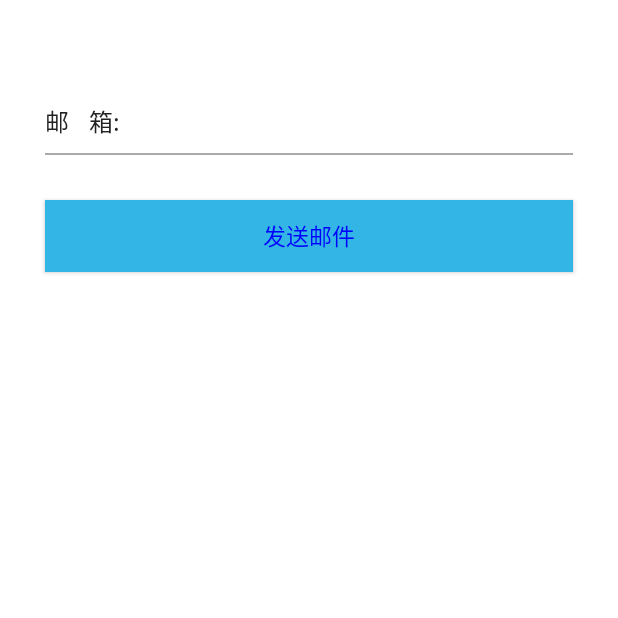
After one commit to yotta15/sleep-partner, an Android app: the UpdateUserActivity screen opened directly, with no data from a screen before it, on a phone screen of 412 x 824 dp, the top half of it. The commit adds this screen. Run offline under Robolectric (Android 15) with nearby library versions, the phone set to English and light mode, and no system bars; libraries missing offline, so code that uses them is left out: cn.bmob.v3, cn.smssdk; 1 statement that could not run was skipped.

Commit message:
using email to reset password

```diff
--- /dev/null
+++ b/app/src/main/java/com/example/gzy/test3/activity/UpdateUserActivity.java
@@ -0,0 +1,108 @@
+package com.example.gzy.test3.activity;
+
+import android.app.Activity;
+import android.os.Bundle;
+import android.os.Handler;
+import android.os.Message;
+import android.support.annotation.Nullable;
+import android.support.v7.app.AppCompatActivity;
+import android.text.TextUtils;
+import android.util.Log;
+import android.view.View;
+import android.widget.Button;
+import android.widget.EditText;
+import android.widget.Toast;
+
+import com.example.gzy.test3.R;
+import com.example.gzy.test3.fragment.IRegisterOneView;
+import com.example.gzy.test3.model.UserModel;
+import com.example.gzy.test3.presenter.LoginPresenterImpl;
+import com.example.gzy.test3.presenter.RegisterPresenterImpl;
+import com.example.gzy.test3.presenter.UpdateUserPresenter;
+
+import org.json.JSONObject;
+
+import java.text.SimpleDateFormat;
+import java.util.List;
+import java.util.regex.Matcher;
+import java.util.regex.Pattern;
+
+import cn.bmob.v3.Bmob;
+import cn.bmob.v3.BmobQuery;
+import cn.bmob.v3.BmobSMS;
+import cn.bmob.v3.BmobUser;
+import cn.bmob.v3.exception.BmobException;
+import cn.bmob.v3.listener.FindListener;
+import cn.bmob.v3.listener.QueryListener;
+import cn.bmob.v3.listener.UpdateListener;
+import cn.smssdk.EventHandler;
+import cn.smssdk.SMSSDK;
+
+import static cn.bmob.v3.Bmob.getApplicationContext;
+
+/**
+ * created by gzy on 2018/11/15.
+ * Describle;
+ */
+public class UpdateUserActivity extends AppCompatActivity implements View.OnClickListener {
+    private EditText mEmail;
+    private Button btnSendEmail;
+
+    @Override
+    protected void onCreate(@Nullable Bundle savedInstanceState) {
+        super.onCreate(savedInstanceState);
+        setContentView(R.layout.update_pwd);
+        mEmail = (EditText) findViewById(R.id.email);
+        btnSendEmail = (Button) findViewById(R.id.sendEmail);
+        btnSendEmail.setOnClickListener(this);
+        //第一：默认初始化
+        Bmob.initialize(this, "5a5dcb5264e14c4fa9886e8511707ac0");
+
+
+    }
+
+    @Override
+    public void onClick(View view) {
+        switch (view.getId()) {
+            case R.id.sendEmail:
+                if ("".equals(mEmail.getText().toString())) {
+                    Toast.makeText(UpdateUserActivity.this, "请填入邮箱", Toast.LENGTH_LONG).show();
+
+                } else {
+                    if (isEmail(mEmail.getText().toString())) {
+                        UpdatePassword(mEmail.getText().toString().trim());
+                    } else {
+                        Toast.makeText(UpdateUserActivity.this, "请输入正确邮箱", Toast.LENGTH_LONG).show();
+                    }
+                }
+                break;
+
+        }
+    }
+
+    public static boolean isEmail(String strEmail) {
+        String strPattern = "^[a-zA-Z0-9][\\w\\.-]*[a-zA-Z0-9]@[a-zA-Z0-9][\\w\\.-]*[a-zA-Z0-9]\\.[a-zA-Z][a-zA-Z\\.]*[a-zA-Z]$";
+        if (TextUtils.isEmpty(strPattern)) {
+            return false;
+        } else {
+            return strEmail.matches(strPattern);
+        }
+    }
+
+    public void UpdatePassword(String email) {
+//        final String email = "1142524038@qq.com";
+        BmobUser.resetPasswordByEmail(email, new UpdateListener() {
+
+            @Override
+            public void done(BmobException e) {
+                if (e == null) {
+                    //Log.e("flag",password+"success");
+                    Toast.makeText(UpdateUserActivity.this, "success", Toast.LENGTH_LONG).show();
+                } else {
+                    Toast.makeText(UpdateUserActivity.this, e.getMessage(), Toast.LENGTH_LONG).show();
+                }
+            }
+        });
+    }
+
+}
--- a/app/src/main/java/com/example/gzy/test3/presenter/ILoginPresenter.java
+++ b/app/src/main/java/com/example/gzy/test3/presenter/ILoginPresenter.java
@@ -3,5 +3,4 @@ package com.example.gzy.test3.presenter;
 public interface ILoginPresenter {
 
     void doLogin(String phone,String passwd);
-    void doRegister();
 }
--- a/app/src/main/java/com/example/gzy/test3/presenter/LoginPresenterImpl.java
+++ b/app/src/main/java/com/example/gzy/test3/presenter/LoginPresenterImpl.java
@@ -21,6 +21,7 @@ import cn.bmob.v3.BmobUser;
 import cn.bmob.v3.exception.BmobException;
 import cn.bmob.v3.listener.FindListener;
 import cn.bmob.v3.listener.SaveListener;
+import cn.bmob.v3.listener.UpdateListener;
 
 import static android.content.Context.MODE_PRIVATE;
 import static cn.bmob.v3.Bmob.getApplicationContext;
@@ -86,10 +87,5 @@ public class LoginPresenterImpl implements ILoginPresenter {
     }
 
 
-    @Override
-    public void doRegister() {
-//        Intent intent = new Intent(LoginActivity.this, RegisterActivity.class);
-//        Toast.makeText(LoginActivity.this, "注册", Toast.LENGTH_SHORT).show();
 
-    }
 }
--- a/app/src/main/java/com/example/gzy/test3/presenter/RegisterPresenterImpl.java
+++ b/app/src/main/java/com/example/gzy/test3/presenter/RegisterPresenterImpl.java
@@ -97,4 +97,6 @@ public class RegisterPresenterImpl implements IRegisterPresenter {
         });
     }
 
+
+
 }
--- a/app/src/main/res/layout/register_info.xml
+++ b/app/src/main/res/layout/register_info.xml
@@ -2,6 +2,7 @@
 <LinearLayout xmlns:android="http://schemas.android.com/apk/res/android"
     android:layout_width="match_parent"
     android:layout_height="match_parent"
+    android:background="@color/white"
     android:orientation="vertical">
 
     <LinearLayout
--- a/app/src/main/res/layout/register_phone.xml
+++ b/app/src/main/res/layout/register_phone.xml
@@ -2,7 +2,7 @@
 <LinearLayout xmlns:android="http://schemas.android.com/apk/res/android"
     android:layout_width="match_parent"
     android:layout_height="match_parent"
-
+    android:background="@color/white"
     android:orientation="vertical">
 
     <LinearLayout
--- /dev/null
+++ b/app/src/main/res/layout/update_pwd.xml
@@ -0,0 +1,65 @@
+<?xml version="1.0" encoding="utf-8"?>
+<LinearLayout xmlns:android="http://schemas.android.com/apk/res/android"
+    android:layout_width="match_parent"
+    android:layout_height="match_parent"
+    android:background="@color/white"
+    android:orientation="vertical">
+
+
+    <LinearLayout
+        android:layout_width="match_parent"
+        android:layout_height="wrap_content"
+        android:layout_marginLeft="30dp"
+        android:layout_marginRight="30dp"
+        android:layout_marginTop="60dp"
+        android:orientation="horizontal">
+
+
+        <TextView
+            android:layout_width="wrap_content"
+            android:layout_height="wrap_content"
+            android:text="@string/info_email"
+            android:textColor="#222222"
+            android:textSize="16sp" />
+
+        <EditText
+            android:id="@+id/email"
+            android:layout_width="match_parent"
+            android:layout_height="wrap_content"
+            android:layout_marginEnd="10dp"
+            android:background="@null"
+            android:drawablePadding="10dp"
+            android:inputType="textEmailAddress"
+            android:lines="0"
+            android:maxLength="11"
+            android:paddingBottom="10dp"
+            android:paddingStart="20dp"
+            android:paddingEnd="0dp"
+            android:paddingTop="10dp"
+            android:textColor="@android:color/black"
+            android:textColorHint="#cccccc"
+            android:textSize="16sp" />
+
+    </LinearLayout>
+
+    <View
+        android:layout_width="match_parent"
+        android:layout_height="1dp"
+        android:layout_marginLeft="30dp"
+        android:layout_marginRight="30dp"
+        android:background="@android:color/darker_gray" />
+
+
+    <Button
+        android:id="@+id/sendEmail"
+        android:layout_width="match_parent"
+        android:layout_height="wrap_content"
+        android:background="@android:color/holo_blue_light"
+        android:gravity="center"
+        android:layout_marginLeft="30dp"
+        android:layout_marginRight="30dp"
+        android:layout_marginTop="30dp"
+        android:text="@string/send_email"
+        android:textColor="#0000ff"
+        android:textSize="15sp" />
+</LinearLayout>
```
Also changed, not shown: app/src/main/AndroidManifest.xml (+7 -0 lines), app/src/main/java/com/example/gzy/test3/activity/LoginActivity.java (+15 -11 lines), app/src/main/java/com/example/gzy/test3/fragment/RegisterFragmentOne.java (+19 -3 lines), app/src/main/java/com/example/gzy/test3/fragment/RegisterFragmentTwo.java (+15 -12 lines), app/src/main/java/com/example/gzy/test3/presenter/UpdateUserPresenter.java (added, +49 -0 lines), app/src/main/res/layout/login.xml (+23 -21 lines), app/src/main/res/values/strings.xml (+6 -1 lines).
